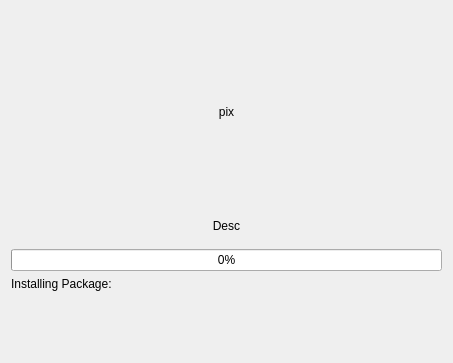
Above: yali4/gui/Ui/installwidget.ui from dadas45li/yali before the change. Below: the same form after it.
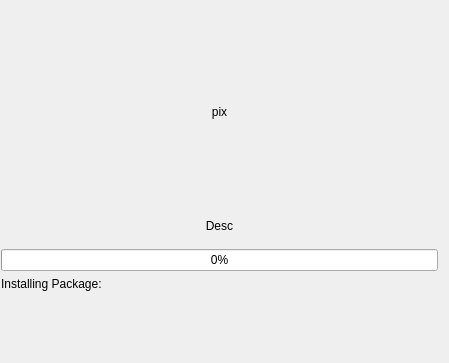
That is the form after the change.

```diff
--- a/yali4/gui/Ui/installwidget.ui
+++ b/yali4/gui/Ui/installwidget.ui
@@ -5,7 +5,7 @@
    <rect>
     <x>0</x>
     <y>0</y>
-    <width>445</width>
+    <width>449</width>
     <height>363</height>
    </rect>
   </property>
@@ -13,6 +13,12 @@
    <string>Form3</string>
   </property>
   <layout class="QGridLayout" >
+   <property name="leftMargin" >
+    <number>1</number>
+   </property>
+   <property name="rightMargin" >
+    <number>11</number>
+   </property>
    <item row="0" column="0" >
     <spacer>
      <property name="orientation" >
```
